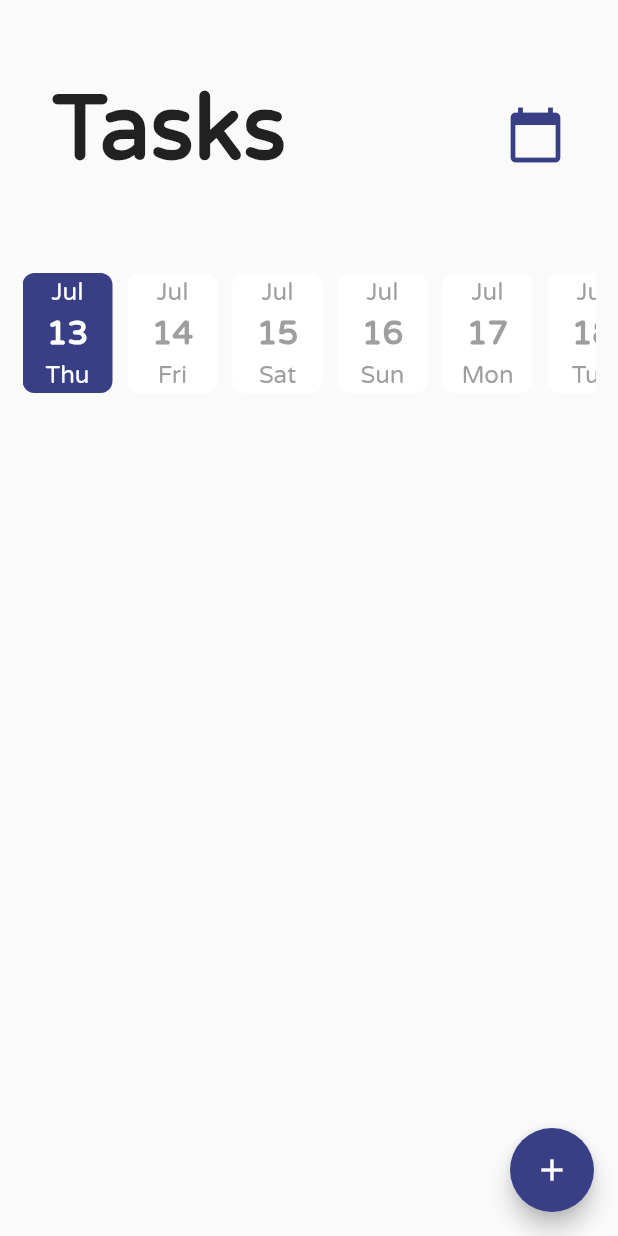
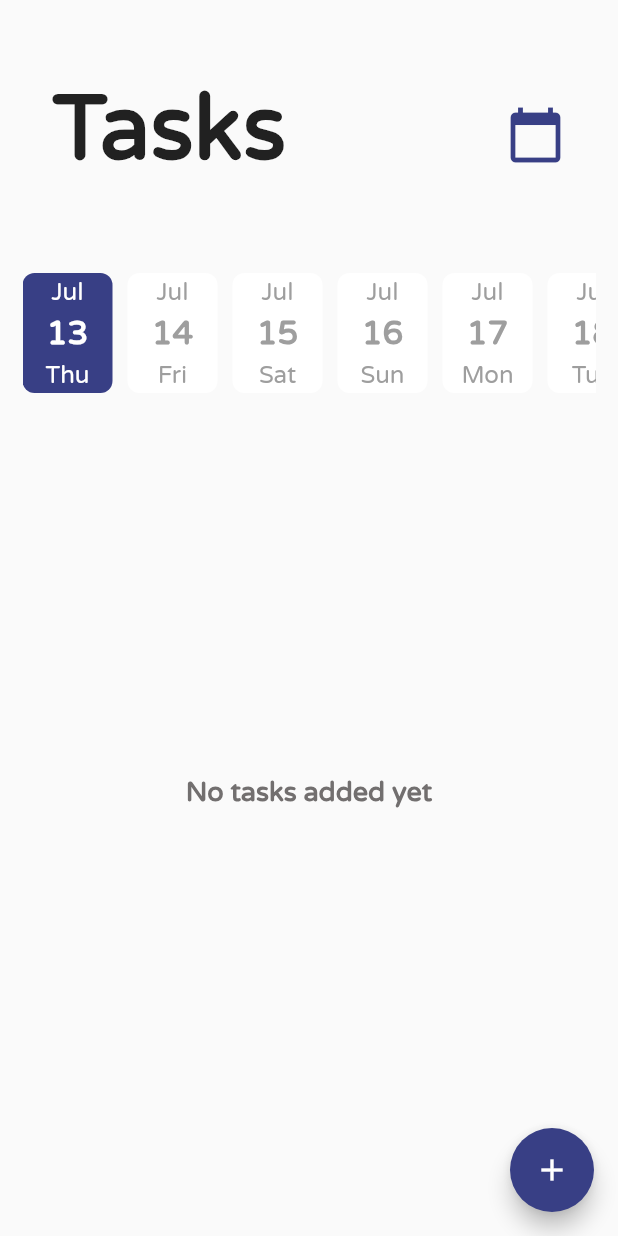
Before and after one commit to marwaalaywan99/to-do-app, a Flutter app: the TasksScreen screen opened by its route, on a phone screen of 412 x 824 dp. Run offline on Flutter 3.47's test engine with Material 2 defaults, Android fonts, the phone set to English and light mode, and no system bars; our stand-ins replace cloud_firestore, firebase_core, font_awesome_flutter, salomon_bottom_bar; missing offline and left inert: date_time_format, flutter_rounded_date_picker; accounts and stored records are empty.

Commit message:
added empty state text for empty tasks list

```diff
--- a/lib/widgets/tasks_list.dart
+++ b/lib/widgets/tasks_list.dart
@@ -6,7 +6,6 @@ import 'package:to_do_app/models/tasks_data.dart';
 import 'package:to_do_app/widgets/tasks_tile.dart';
 
 class TasksList extends StatelessWidget {
-
   final DateTime? date;
 
   TasksList({this.date});
@@ -15,39 +14,49 @@ class TasksList extends StatelessWidget {
   Widget build(BuildContext context) {
     return Consumer<TasksModel>(
       builder: (context, taskData, child) {
-        return ListView.builder(
+        return Stack(children: <Widget>[
+          Visibility(
+            visible: taskData.taskCount == 0,
+            child: Center(
+              child: Text(
+                'No tasks added yet',
+                style: TextStyle(
+                    fontSize: 18,
+                    fontWeight: FontWeight.bold,
+                    color: kGrey
+                ),
+              ),
+            ),
+          ),
+          ListView.builder(
             itemBuilder: (context, index) {
               DateTime? now;
-            Color colorTask = colors[index%3];
-            if(taskData.date == null && date == null){
+              Color colorTask = colors[index % 3];
+              if (taskData.date == null && date == null) {
                 now = DateTime.now();
-            }
-            else if(taskData.date == null){
+              } else if (taskData.date == null) {
                 now = date!;
-            }
-            else if(date == null){
+              } else if (date == null) {
                 now = taskData.date;
-            }
-            else{
+              } else {
                 now = DateTime.now();
               }
               final time = taskData.tasks[index].taskDate;
-            if(now?.year == time?.year && now?.month == time?.month && now?.day == time?.day){
+              if (now?.year == time?.year &&
+                  now?.month == time?.month &&
+                  now?.day == time?.day) {
                 final task = taskData.tasks[index];
-              return TaskTile(
-                  task,
-                  colorTask
+                return TaskTile(task, colorTask);
+              } else {
+                return SizedBox(
+                  height: 0,
                 );
-            }
-            else{
-              return SizedBox(height: 0,);
               }
             },
             itemCount: taskData.taskCount,
-        );
+          )
+        ]);
       },
     );
   }
-
-
 }
```
Lines whose indentation alone changed are shown as unchanged.
